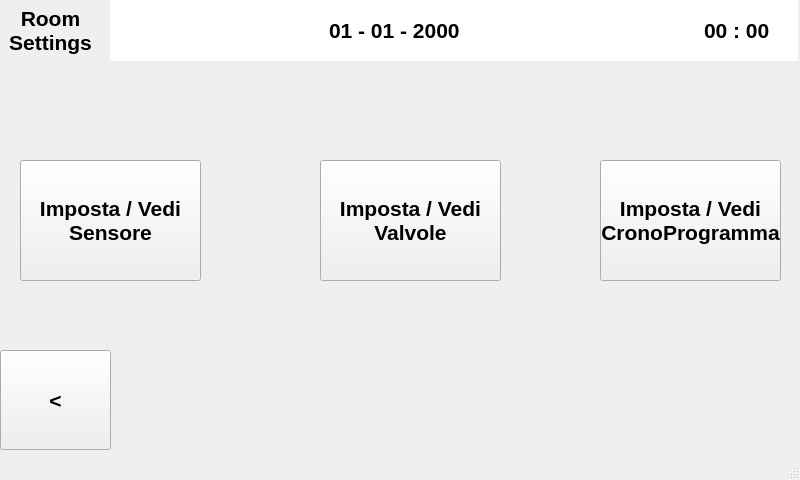
Mrcuve0/Raspberry-Thermostat, file Raspberry/GUI/sensorValveProgramWindow.ui: the form before one commit.
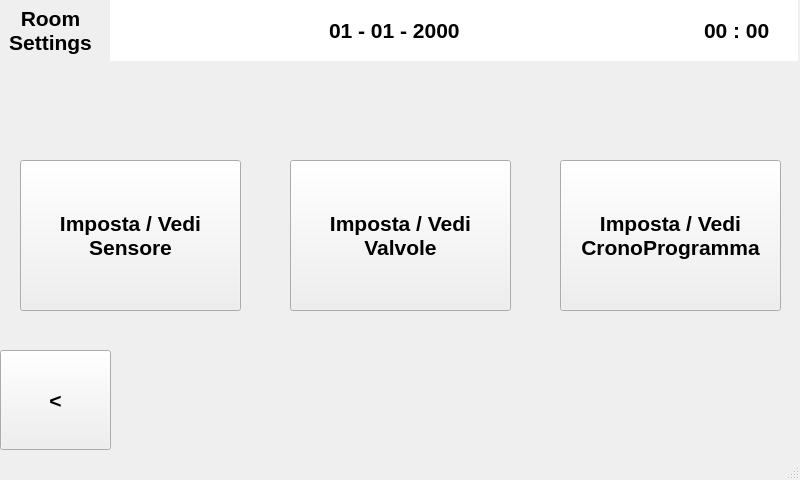
The form after the commit.

Commit message: Resize buttons

The edit to the form file:
```diff
--- a/Raspberry/GUI/sensorValveProgramWindow.ui
+++ b/Raspberry/GUI/sensorValveProgramWindow.ui
@@ -166,8 +166,8 @@
      <rect>
       <x>20</x>
       <y>160</y>
-      <width>181</width>
-      <height>121</height>
+      <width>221</width>
+      <height>151</height>
      </rect>
     </property>
     <property name="font">
@@ -185,10 +185,10 @@
    <widget class="QPushButton" name="PB_valve">
     <property name="geometry">
      <rect>
-      <x>320</x>
+      <x>290</x>
       <y>160</y>
-      <width>181</width>
-      <height>121</height>
+      <width>221</width>
+      <height>151</height>
      </rect>
     </property>
     <property name="font">
@@ -206,10 +206,10 @@
    <widget class="QPushButton" name="PB_timeProgram">
     <property name="geometry">
      <rect>
-      <x>600</x>
+      <x>560</x>
       <y>160</y>
-      <width>181</width>
-      <height>121</height>
+      <width>221</width>
+      <height>151</height>
      </rect>
     </property>
     <property name="font">
```
